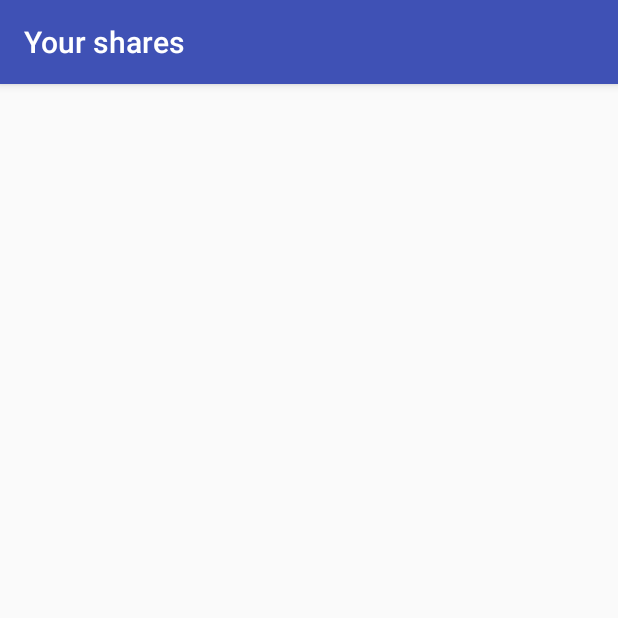
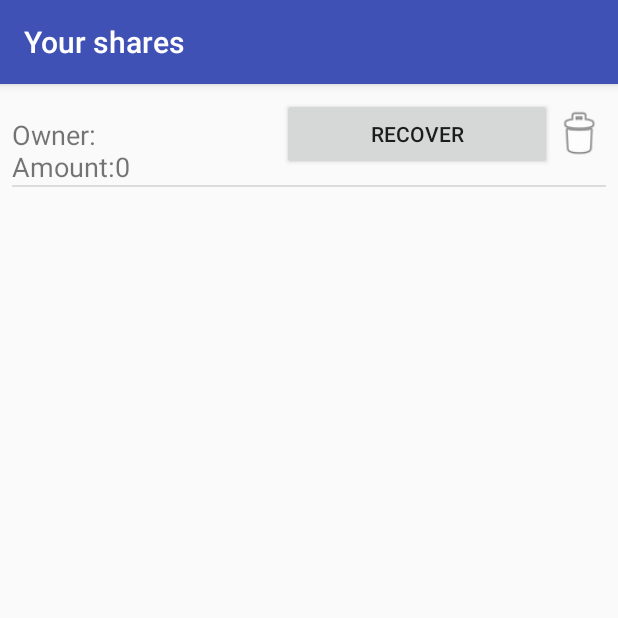
Before and after one commit to b-czaszynski/thresholdBC, an Android app: the ListOwnSecretsActivity screen opened directly, with no data from a screen before it, on a phone screen of 412 x 824 dp, the top half of it. Run offline under Robolectric (Android 15) with nearby library versions, the light colour scheme and no system bars.

Commit message:
Fix sending shares

```diff
--- a/android/app/src/main/java/org/blockchainbeasts/passbuddies/ListOwnSecretsActivity.java
+++ b/android/app/src/main/java/org/blockchainbeasts/passbuddies/ListOwnSecretsActivity.java
@@ -26,15 +26,17 @@ public class ListOwnSecretsActivity extends AppCompatActivity {
         setContentView(R.layout.activity_list_own_shares);
         Toolbar toolbar = findViewById(R.id.toolbar);
         setSupportActionBar(toolbar);
-
-        secrets = SecretStorageHandler.retrieveAllSecrets(this);
         String userName = this.getSharedPreferences("username", Context.MODE_PRIVATE).getString("username", null);
-        //TODO sort by owner
+        secrets = new ArrayList<>();
+        for(Secret s :  SecretStorageHandler.retrieveAllSecrets(this)) {
+            if(
+                    s.getOwner().equals(userName)){
+                secrets.add(s);
+            }
+        }
         secretStrings = new ArrayList<>();
-        for(Secret s : secrets ) {
-            if(s.getOwner().equals(userName)) {
-                secretStrings.add(s.getName() + "\nN:" + s.getN() + ",K:" + s.getK());
-            }
+        for(Secret s : secrets) {
+            secretStrings.add(s.getName() + "\nOwner: " + s.getOwner() + "\nAmount:" + s.getShares().size());
         }
         ListView view = findViewById(R.id.share_list);
         adapter = new ArrayAdapter<>(this, R.layout.ownsharelistitem, R.id.ownerNameId, secretStrings);
--- a/android/app/src/main/java/org/blockchainbeasts/passbuddies/RecoverSecretActivity.java
+++ b/android/app/src/main/java/org/blockchainbeasts/passbuddies/RecoverSecretActivity.java
@@ -67,7 +67,6 @@ public class RecoverSecretActivity extends AppCompatActivity {
                 NdefRecord[] attachedRecords = receivedMessage.getRecords();
                 for (NdefRecord record:attachedRecords) {
                     byte[] buddySecretBytes = record.getPayload();
-                    System.out.println("Package" + new String(buddySecretBytes, StandardCharsets.UTF_8));
                     if (new String(buddySecretBytes, StandardCharsets.UTF_8).equals(getPackageName())) {
                         continue;
                     }
--- a/android/app/src/main/java/org/blockchainbeasts/passbuddies/Secret.java
+++ b/android/app/src/main/java/org/blockchainbeasts/passbuddies/Secret.java
@@ -84,7 +84,6 @@ public class Secret implements Parcelable {
         parcel.writeString(name);
         parcel.writeInt(n);
         parcel.writeInt(k);
-        //TODO write share
         parcel.writeArray(shares.toArray());
     }
 
@@ -93,7 +92,6 @@ public class Secret implements Parcelable {
         this.name = parcel.readString();
         this.n = parcel.readInt();
         this.k = parcel.readInt();
-        //TODO read shares
         this.shares = ((ArrayList<Share>) parcel.readArrayList(Share.class.getClassLoader()));
     }
 
@@ -123,7 +121,7 @@ public class Secret implements Parcelable {
     }
 
     public String recoverSecret() {
-        if(shares.size()>k){
+        if(shares.size()<k){
             return null;
         }
         Scheme scheme = new Scheme(n, k);
```
Also changed, not shown: android/app/src/main/java/org/blockchainbeasts/passbuddies/CreateSharesActivity.java (+9 -9 lines), android/app/src/main/java/org/blockchainbeasts/passbuddies/ListFriendSharesActivity.java (+9 -6 lines), android/app/src/main/java/org/blockchainbeasts/passbuddies/ReceivedShareActivity.java (+7 -1 lines), android/app/src/main/java/org/blockchainbeasts/passbuddies/SecretStorageHandler.java (+5 -14 lines).
